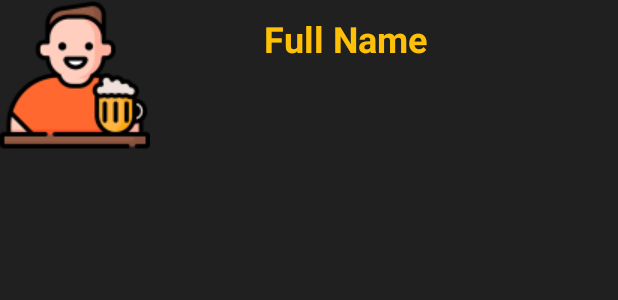
After one commit to ParoniumIsotop137/Chatinger, an Android app: the layout user_item.xml on its own in the app's theme, with its tools: preview values and no code run, on a phone screen of 412 x 824 dp. The commit adds this screen. Shown: the top 300 px of the screen. Run offline under Robolectric (Android 15) with nearby library versions, the phone set to English and light mode, and no system bars; Roboto replaces fonts that are not available here.

Commit message:
v0.5
 Main ablak

```diff
--- /dev/null
+++ b/app/src/main/res/drawable/start_chat.xml
@@ -0,0 +1,5 @@
+<vector android:autoMirrored="true" android:height="80dp"
+    android:tint="#D2B46E" android:viewportHeight="24"
+    android:viewportWidth="24" android:width="80dp" xmlns:android="http://schemas.android.com/apk/res/android">
+    <path android:fillColor="@android:color/white" android:pathData="M20,2L4,2c-1.1,0 -1.99,0.9 -1.99,2L2,22l4,-4h14c1.1,0 2,-0.9 2,-2L22,4c0,-1.1 -0.9,-2 -2,-2zM6,9h12v2L6,11L6,9zM14,14L6,14v-2h8v2zM18,8L6,8L6,6h12v2z"/>
+</vector>
--- /dev/null
+++ b/app/src/main/res/layout/user_item.xml
@@ -0,0 +1,32 @@
+<?xml version="1.0" encoding="utf-8"?>
+<androidx.constraintlayout.widget.ConstraintLayout xmlns:android="http://schemas.android.com/apk/res/android"
+    xmlns:app="http://schemas.android.com/apk/res-auto"
+    xmlns:tools="http://schemas.android.com/tools"
+    android:layout_width="match_parent"
+    android:background="@color/common_google_signin_btn_text_light_pressed"
+    android:layout_height="match_parent">
+
+    <LinearLayout
+        android:layout_width="match_parent"
+        android:layout_height="match_parent"
+        android:orientation="horizontal">
+
+        <ImageView
+            android:id="@+id/imgUser"
+            android:layout_width="wrap_content"
+            android:layout_height="wrap_content"
+            app:srcCompat="@drawable/user_beer" />
+
+        <TextView
+            android:id="@+id/txtUser_Name"
+            android:layout_width="@dimen/_200sdp"
+            android:layout_height="@dimen/_40sdp"
+            android:gravity="center"
+            android:text="Full Name"
+            android:textColor="#FFC107"
+            android:textSize="24sp"
+            android:textStyle="bold" />
+
+    </LinearLayout>
+
+</androidx.constraintlayout.widget.ConstraintLayout>
```
Also changed, not shown: app/src/main/java/com/ferenc/chatinger/MainActivity.java (+53 -0 lines), app/src/main/java/com/ferenc/chatinger/User.java (+10 -1 lines), app/src/main/java/com/ferenc/chatinger/UserAdapter.java (added, +56 -0 lines), app/src/main/res/layout/activity_main.xml (+38 -6 lines), app/src/main/res/drawable/main.png (added), app/src/main/res/drawable/user_beer.png (added).
